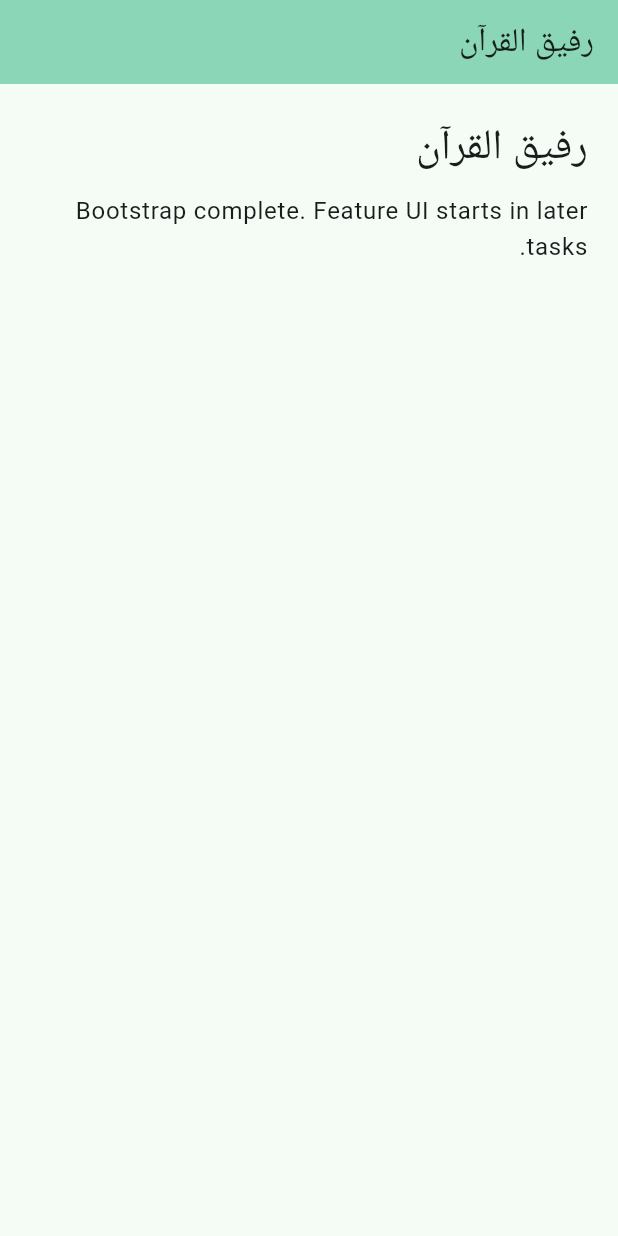
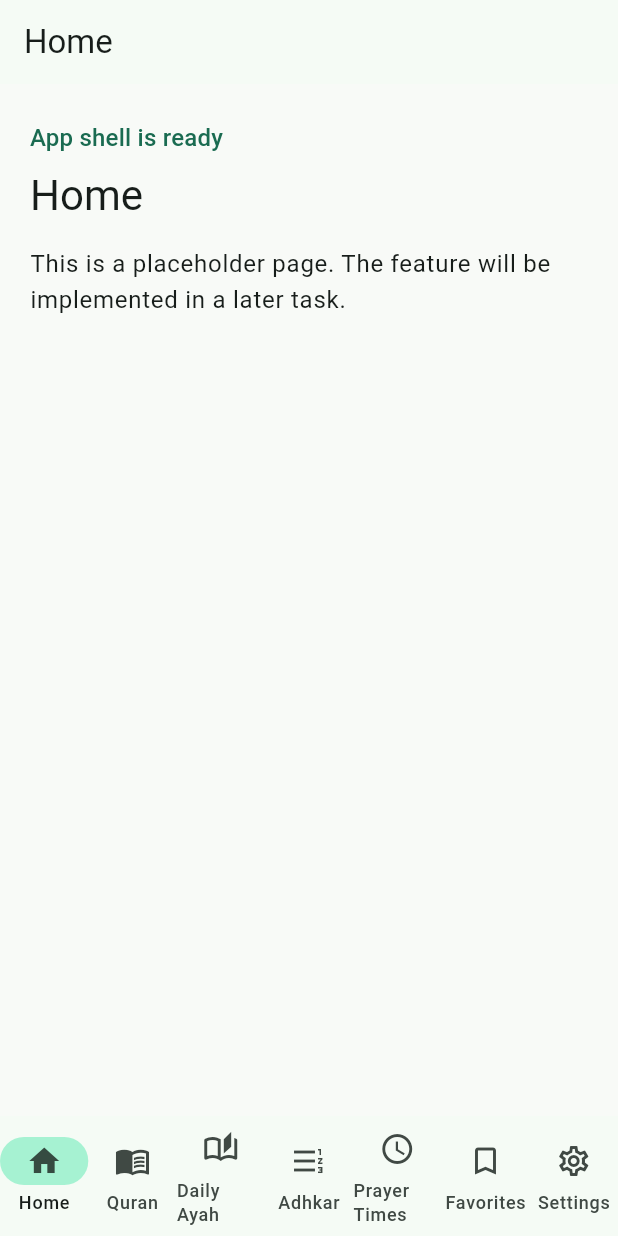
Before and after one commit to YousefAlgharasi/rafeeq_alquran, a Flutter app: the screen it shows after launch, on a phone screen of 412 x 824 dp. Run offline on Flutter 3.47's test engine with Material 3 defaults, Android fonts, the phone set to English and light mode, and no system bars; our stand-ins replace flutter_riverpod, go_router.

Commit message:
T-04 is complete.

```diff
--- /dev/null
+++ b/lib/core/localization/app_localizations.dart
@@ -0,0 +1,81 @@
+import 'package:flutter/cupertino.dart';
+import 'package:flutter/material.dart';
+import 'package:flutter_localizations/flutter_localizations.dart';
+
+class AppLocalizations {
+  const AppLocalizations(this.locale);
+
+  final Locale locale;
+
+  static const supportedLocales = [Locale('ar'), Locale('en')];
+
+  static const List<LocalizationsDelegate<dynamic>> localizationsDelegates = [
+    AppLocalizationsDelegate(),
+    GlobalMaterialLocalizations.delegate,
+    GlobalCupertinoLocalizations.delegate,
+    GlobalWidgetsLocalizations.delegate,
+  ];
+
+  static AppLocalizations of(BuildContext context) {
+    final localizations = Localizations.of<AppLocalizations>(
+      context,
+      AppLocalizations,
+    );
+
+    assert(localizations != null, 'AppLocalizations not found in context.');
+    return localizations!;
+  }
+
+  bool get isArabic => locale.languageCode == 'ar';
+
+  TextDirection get textDirection {
+    return isArabic ? TextDirection.rtl : TextDirection.ltr;
+  }
+
+  String get appName => _text(ar: 'رفيق القرآن', en: 'Rafeeq Al Quran');
+
+  String get home => _text(ar: 'الرئيسية', en: 'Home');
+
+  String get quran => _text(ar: 'القرآن', en: 'Quran');
+
+  String get dailyAyah => _text(ar: 'آية اليوم', en: 'Daily Ayah');
+
+  String get adhkar => _text(ar: 'الأذكار', en: 'Adhkar');
+
+  String get prayerTimes => _text(ar: 'الصلاة', en: 'Prayer Times');
+
+  String get favorites => _text(ar: 'المفضلة', en: 'Favorites');
+
+  String get settings => _text(ar: 'الإعدادات', en: 'Settings');
+
+  String get placeholderBody => _text(
+    ar: 'هذه صفحة تمهيدية. سيتم تنفيذ الميزة في مهمة لاحقة.',
+    en: 'This is a placeholder page. The feature will be implemented in a later task.',
+  );
+
+  String get scaffoldReady =>
+      _text(ar: 'الواجهة الأساسية جاهزة', en: 'App shell is ready');
+
+  String _text({required String ar, required String en}) {
+    return isArabic ? ar : en;
+  }
+}
+
+class AppLocalizationsDelegate extends LocalizationsDelegate<AppLocalizations> {
+  const AppLocalizationsDelegate();
+
+  @override
+  bool isSupported(Locale locale) {
+    return AppLocalizations.supportedLocales
+        .map((supportedLocale) => supportedLocale.languageCode)
+        .contains(locale.languageCode);
+  }
+
+  @override
+  Future<AppLocalizations> load(Locale locale) async {
+    return AppLocalizations(locale);
+  }
+
+  @override
+  bool shouldReload(AppLocalizationsDelegate old) => false;
+}
--- /dev/null
+++ b/lib/core/responsive/responsive_breakpoints.dart
@@ -0,0 +1,12 @@
+import 'package:flutter/widgets.dart';
+
+class ResponsiveBreakpoints {
+  const ResponsiveBreakpoints._();
+
+  static const double wideNavigation = 700;
+  static const double maxContentWidth = 960;
+
+  static bool useNavigationRail(BuildContext context) {
+    return MediaQuery.sizeOf(context).width >= wideNavigation;
+  }
+}
--- /dev/null
+++ b/lib/core/routing/app_router.dart
@@ -0,0 +1,52 @@
+import 'package:go_router/go_router.dart';
+
+import '../../features/adhkar/ui/pages/adhkar_page.dart';
+import '../../features/daily_ayah/ui/pages/daily_ayah_page.dart';
+import '../../features/favorites/ui/pages/favorites_page.dart';
+import '../../features/home/ui/pages/home_page.dart';
+import '../../features/prayer_times/ui/pages/prayer_times_page.dart';
+import '../../features/quran_content/ui/pages/quran_page.dart';
+import '../../features/settings/ui/pages/settings_page.dart';
+import 'app_routes.dart';
+import 'app_shell.dart';
+
+final appRouter = GoRouter(
+  initialLocation: AppRouteDestination.home.path,
+  routes: [
+    ShellRoute(
+      builder: (context, state, child) {
+        return AppShell(location: state.uri.path, child: child);
+      },
+      routes: [
+        GoRoute(
+          path: AppRouteDestination.home.path,
+          builder: (context, state) => const HomePage(),
+        ),
+        GoRoute(
+          path: AppRouteDestination.quran.path,
+          builder: (context, state) => const QuranPage(),
+        ),
+        GoRoute(
+          path: AppRouteDestination.dailyAyah.path,
+          builder: (context, state) => const DailyAyahPage(),
+        ),
+        GoRoute(
+          path: AppRouteDestination.adhkar.path,
+          builder: (context, state) => const AdhkarPage(),
+        ),
+        GoRoute(
+          path: AppRouteDestination.prayerTimes.path,
+          builder: (context, state) => const PrayerTimesPage(),
+        ),
+        GoRoute(
+          path: AppRouteDestination.favorites.path,
+          builder: (context, state) => const FavoritesPage(),
+        ),
+        GoRoute(
+          path: AppRouteDestination.settings.path,
+          builder: (context, state) => const SettingsPage(),
+        ),
+      ],
+    ),
+  ],
+);
--- /dev/null
+++ b/lib/core/routing/app_routes.dart
@@ -0,0 +1,53 @@
+import 'package:flutter/material.dart';
+
+import '../localization/app_localizations.dart';
+
+enum AppRouteDestination {
+  home('/'),
+  quran('/quran'),
+  dailyAyah('/daily-ayah'),
+  adhkar('/adhkar'),
+  prayerTimes('/prayer-times'),
+  favorites('/favorites'),
+  settings('/settings');
+
+  const AppRouteDestination(this.path);
+
+  final String path;
+
+  String label(AppLocalizations localizations) {
+    return switch (this) {
+      AppRouteDestination.home => localizations.home,
+      AppRouteDestination.quran => localizations.quran,
+      AppRouteDestination.dailyAyah => localizations.dailyAyah,
+      AppRouteDestination.adhkar => localizations.adhkar,
+      AppRouteDestination.prayerTimes => localizations.prayerTimes,
+      AppRouteDestination.favorites => localizations.favorites,
+      AppRouteDestination.settings => localizations.settings,
+    };
+  }
+
+  IconData get icon {
+    return switch (this) {
+      AppRouteDestination.home => Icons.home_outlined,
+      AppRouteDestination.quran => Icons.menu_book_outlined,
+      AppRouteDestination.dailyAyah => Icons.auto_stories_outlined,
+      AppRouteDestination.adhkar => Icons.format_list_numbered_rtl_outlined,
+      AppRouteDestination.prayerTimes => Icons.schedule_outlined,
+      AppRouteDestination.favorites => Icons.bookmark_border_outlined,
+      AppRouteDestination.settings => Icons.settings_outlined,
+    };
+  }
+
+  IconData get selectedIcon {
+    return switch (this) {
+      AppRouteDestination.home => Icons.home,
+      AppRouteDestination.quran => Icons.menu_book,
+      AppRouteDestination.dailyAyah => Icons.auto_stories,
+      AppRouteDestination.adhkar => Icons.format_list_numbered_rtl,
+      AppRouteDestination.prayerTimes => Icons.schedule,
+      AppRouteDestination.favorites => Icons.bookmark,
+      AppRouteDestination.settings => Icons.settings,
+    };
+  }
+}
--- /dev/null
+++ b/lib/core/routing/app_shell.dart
@@ -0,0 +1,81 @@
+import 'package:flutter/material.dart';
+import 'package:go_router/go_router.dart';
+
+import '../localization/app_localizations.dart';
+import '../responsive/responsive_breakpoints.dart';
+import 'app_routes.dart';
+
+class AppShell extends StatelessWidget {
+  const AppShell({required this.child, required this.location, super.key});
+
+  final Widget child;
+  final String location;
+
+  @override
+  Widget build(BuildContext context) {
+    final localizations = AppLocalizations.of(context);
+    final useRail = ResponsiveBreakpoints.useNavigationRail(context);
+    final selectedIndex = _selectedIndex;
+
+    final scaffold = Scaffold(
+      body: SafeArea(
+        child: useRail
+            ? Row(
+                children: [
+                  NavigationRail(
+                    selectedIndex: selectedIndex,
+                    onDestinationSelected: (index) {
+                      context.go(AppRouteDestination.values[index].path);
+                    },
+                    labelType: NavigationRailLabelType.all,
+                    destinations: [
+                      for (final destination in AppRouteDestination.values)
+                        NavigationRailDestination(
+                          icon: Icon(destination.icon),
+                          selectedIcon: Icon(destination.selectedIcon),
+                          label: Text(destination.label(localizations)),
+                        ),
+                    ],
+                  ),
+                  const VerticalDivider(width: 1),
+                  Expanded(child: child),
+                ],
+              )
+            : child,
+      ),
+      bottomNavigationBar: useRail
+          ? null
+          : NavigationBar(
+              selectedIndex: selectedIndex,
+              onDestinationSelected: (index) {
+                context.go(AppRouteDestination.values[index].path);
+              },
+              destinations: [
+                for (final destination in AppRouteDestination.values)
+                  NavigationDestination(
+                    icon: Icon(destination.icon),
+                    selectedIcon: Icon(destination.selectedIcon),
+                    label: destination.label(localizations),
+                  ),
+              ],
+            ),
+    );
+
+    return Directionality(
+      textDirection: localizations.textDirection,
+      child: scaffold,
+    );
+  }
+
+  int get _selectedIndex {
+    final index = AppRouteDestination.values.indexWhere((destination) {
+      if (destination.path == '/') {
+        return location == '/';
+      }
+
+      return location.startsWith(destination.path);
+    });
+
+    return index < 0 ? 0 : index;
+  }
+}
--- /dev/null
+++ b/lib/core/routing/placeholder_feature_page.dart
@@ -0,0 +1,64 @@
+import 'package:flutter/material.dart';
+
+import '../localization/app_localizations.dart';
+import '../responsive/responsive_breakpoints.dart';
+
+class PlaceholderFeaturePage extends StatelessWidget {
+  const PlaceholderFeaturePage({required this.titleBuilder, super.key});
+
+  final String Function(AppLocalizations localizations) titleBuilder;
+
+  @override
+  Widget build(BuildContext context) {
+    final localizations = AppLocalizations.of(context);
+    final theme = Theme.of(context);
+
+    return Scaffold(
+      appBar: AppBar(title: Text(titleBuilder(localizations))),
+      body: SafeArea(
+        top: false,
+        child: LayoutBuilder(
+          builder: (context, constraints) {
+            return SingleChildScrollView(
+              padding: EdgeInsets.symmetric(
+                horizontal:
+                    constraints.maxWidth >= ResponsiveBreakpoints.wideNavigation
+                    ? 32
+                    : 20,
+                vertical: 24,
+              ),
+              child: Center(
+                child: ConstrainedBox(
+                  constraints: const BoxConstraints(
+                    maxWidth: ResponsiveBreakpoints.maxContentWidth,
+                  ),
+                  child: Column(
+                    crossAxisAlignment: CrossAxisAlignment.stretch,
+                    children: [
+                      Text(
+                        localizations.scaffoldReady,
+                        style: theme.textTheme.titleMedium?.copyWith(
+                          color: theme.colorScheme.primary,
+                        ),
+                      ),
+                      const SizedBox(height: 8),
+                      Text(
+                        titleBuilder(localizations),
+                        style: theme.textTheme.headlineMedium,
+                      ),
+                      const SizedBox(height: 16),
+                      Text(
+                        localizations.placeholderBody,
+                        style: theme.textTheme.bodyLarge,
+                      ),
+                    ],
+                  ),
+                ),
+              ),
+            );
+          },
+        ),
+      ),
+    );
+  }
+}
--- /dev/null
+++ b/lib/core/theme/app_theme.dart
@@ -0,0 +1,36 @@
+import 'package:flutter/material.dart';
+
+class AppTheme {
+  const AppTheme._();
+
+  static ThemeData get light {
+    final colorScheme = ColorScheme.fromSeed(
+      seedColor: const Color(0xFF2E7D62),
+      brightness: Brightness.light,
+    );
+
+    return ThemeData(
+      colorScheme: colorScheme,
+      useMaterial3: true,
+      scaffoldBackgroundColor: const Color(0xFFF8FAF7),
+      appBarTheme: AppBarTheme(
+        centerTitle: false,
+        backgroundColor: colorScheme.surface,
+        foregroundColor: colorScheme.onSurface,
+        elevation: 0,
+      ),
+      navigationBarTheme: NavigationBarThemeData(
+        backgroundColor: colorScheme.surface,
+        indicatorColor: colorScheme.primaryContainer,
+        labelBehavior: NavigationDestinationLabelBehavior.alwaysShow,
+      ),
+      navigationRailTheme: NavigationRailThemeData(
+        backgroundColor: colorScheme.surface,
+        indicatorColor: colorScheme.primaryContainer,
+        selectedIconTheme: IconThemeData(color: colorScheme.onPrimaryContainer),
+        selectedLabelTextStyle: TextStyle(color: colorScheme.primary),
+      ),
+      cardTheme: const CardThemeData(elevation: 0, margin: EdgeInsets.zero),
+    );
+  }
+}
--- /dev/null
+++ b/lib/features/adhkar/ui/pages/adhkar_page.dart
@@ -0,0 +1,8 @@
+import '../../../../core/localization/app_localizations.dart';
+import '../../../../core/routing/placeholder_feature_page.dart';
+
+class AdhkarPage extends PlaceholderFeaturePage {
+  const AdhkarPage({super.key}) : super(titleBuilder: _title);
+
+  static String _title(AppLocalizations localizations) => localizations.adhkar;
+}
--- /dev/null
+++ b/lib/features/daily_ayah/ui/pages/daily_ayah_page.dart
@@ -0,0 +1,10 @@
+import '../../../../core/localization/app_localizations.dart';
+import '../../../../core/routing/placeholder_feature_page.dart';
+
+class DailyAyahPage extends PlaceholderFeaturePage {
+  const DailyAyahPage({super.key}) : super(titleBuilder: _title);
+
+  static String _title(AppLocalizations localizations) {
+    return localizations.dailyAyah;
+  }
+}
--- /dev/null
+++ b/lib/features/favorites/ui/pages/favorites_page.dart
@@ -0,0 +1,10 @@
+import '../../../../core/localization/app_localizations.dart';
+import '../../../../core/routing/placeholder_feature_page.dart';
+
+class FavoritesPage extends PlaceholderFeaturePage {
+  const FavoritesPage({super.key}) : super(titleBuilder: _title);
+
+  static String _title(AppLocalizations localizations) {
+    return localizations.favorites;
+  }
+}
--- /dev/null
+++ b/lib/features/home/ui/pages/home_page.dart
@@ -0,0 +1,8 @@
+import '../../../../core/localization/app_localizations.dart';
+import '../../../../core/routing/placeholder_feature_page.dart';
+
+class HomePage extends PlaceholderFeaturePage {
+  const HomePage({super.key}) : super(titleBuilder: _title);
+
+  static String _title(AppLocalizations localizations) => localizations.home;
+}
--- /dev/null
+++ b/lib/features/prayer_times/ui/pages/prayer_times_page.dart
@@ -0,0 +1,10 @@
+import '../../../../core/localization/app_localizations.dart';
+import '../../../../core/routing/placeholder_feature_page.dart';
+
+class PrayerTimesPage extends PlaceholderFeaturePage {
+  const PrayerTimesPage({super.key}) : super(titleBuilder: _title);
+
+  static String _title(AppLocalizations localizations) {
+    return localizations.prayerTimes;
+  }
+}
--- /dev/null
+++ b/lib/features/quran_content/ui/pages/quran_page.dart
@@ -0,0 +1,8 @@
+import '../../../../core/localization/app_localizations.dart';
+import '../../../../core/routing/placeholder_feature_page.dart';
+
+class QuranPage extends PlaceholderFeaturePage {
+  const QuranPage({super.key}) : super(titleBuilder: _title);
+
+  static String _title(AppLocalizations localizations) => localizations.quran;
+}
--- /dev/null
+++ b/lib/features/settings/ui/pages/settings_page.dart
@@ -0,0 +1,10 @@
+import '../../../../core/localization/app_localizations.dart';
+import '../../../../core/routing/placeholder_feature_page.dart';
+
+class SettingsPage extends PlaceholderFeaturePage {
+  const SettingsPage({super.key}) : super(titleBuilder: _title);
+
+  static String _title(AppLocalizations localizations) {
+    return localizations.settings;
+  }
+}
--- a/lib/main.dart
+++ b/lib/main.dart
@@ -1,81 +1,29 @@
 import 'package:flutter/material.dart';
-import 'package:flutter_localizations/flutter_localizations.dart';
 import 'package:flutter_riverpod/flutter_riverpod.dart';
+
+import 'core/localization/app_localizations.dart';
+import 'core/routing/app_router.dart';
+import 'core/theme/app_theme.dart';
 
 void main() {
   runApp(const ProviderScope(child: RafeqAlQuranApp()));
 }
 
 class RafeqAlQuranApp extends StatelessWidget {
-  const RafeqAlQuranApp({super.key});
+  const RafeqAlQuranApp({super.key, this.locale});
+
+  final Locale? locale;
 
   @override
   Widget build(BuildContext context) {
-    return MaterialApp(
+    return MaterialApp.router(
       title: 'Rafeeq Al Quran',
       debugShowCheckedModeBanner: false,
-      locale: const Locale('ar'),
-      supportedLocales: const [
-        Locale('ar'),
-        Locale('en'),
-      ],
-      localizationsDelegates: const [
-        GlobalMaterialLocalizations.delegate,
-        GlobalCupertinoLocalizations.delegate,
-        GlobalWidgetsLocalizations.delegate,
-      ],
-      theme: ThemeData(
-        colorScheme: ColorScheme.fromSeed(seedColor: const Color(0xFF2E7D62)),
-        useMaterial3: true,
-      ),
-      home: const BootstrapPlaceholderPage(),
+      locale: locale,
+      supportedLocales: AppLocalizations.supportedLocales,
+      localizationsDelegates: AppLocalizations.localizationsDelegates,
+      theme: AppTheme.light,
+      routerConfig: appRouter,
     );
   }
 }
-
-class BootstrapPlaceholderPage extends StatelessWidget {
-  const BootstrapPlaceholderPage({super.key});
-
-  @override
-  Widget build(BuildContext context) {
-    final textTheme = Theme.of(context).textTheme;
-
-    return Scaffold(
-      appBar: AppBar(
-        backgroundColor: Theme.of(context).colorScheme.inversePrimary,
-        title: const Text('رفيق القرآن'),
-      ),
-      body: SafeArea(
-        child: LayoutBuilder(
-          builder: (context, constraints) {
-            final horizontalPadding = constraints.maxWidth >= 600 ? 32.0 : 20.0;
-
-            return SingleChildScrollView(
-              padding: EdgeInsets.symmetric(
-                horizontal: horizontalPadding,
-                vertical: 24,
-              ),
-              child: ConstrainedBox(
-                constraints: const BoxConstraints(maxWidth: 720),
-                child: Column(
-                  crossAxisAlignment: CrossAxisAlignment.stretch,
-                  children: [
-                    Text(
-                      'رفيق القرآن',
-                      style: textTheme.headlineMedium,
-                    ),
-                    const SizedBox(height: 12),
-                    Text(
-                      'Bootstrap complete. Feature UI starts in later tasks.',
-                      style: textTheme.bodyLarge,
-                    ),
-                  ],
-                ),
-              ),
-            );
-          },
-        ),
-      ),
-    );
-  }
-}
```
Also changed, not shown: 1 other file.
